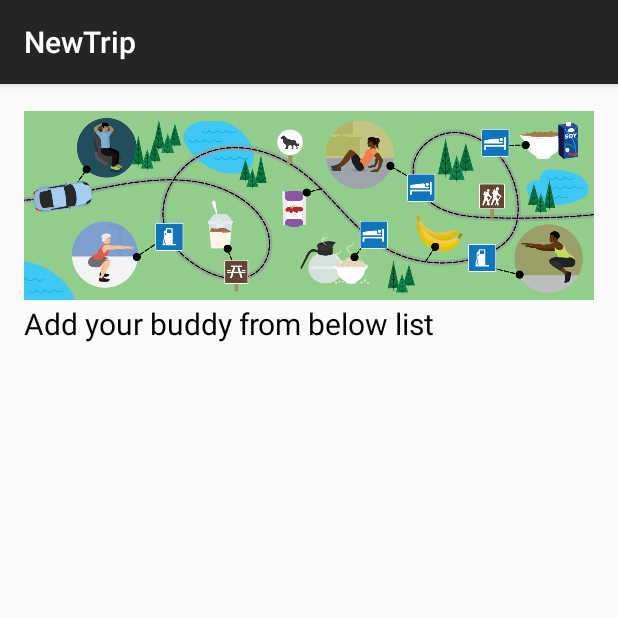
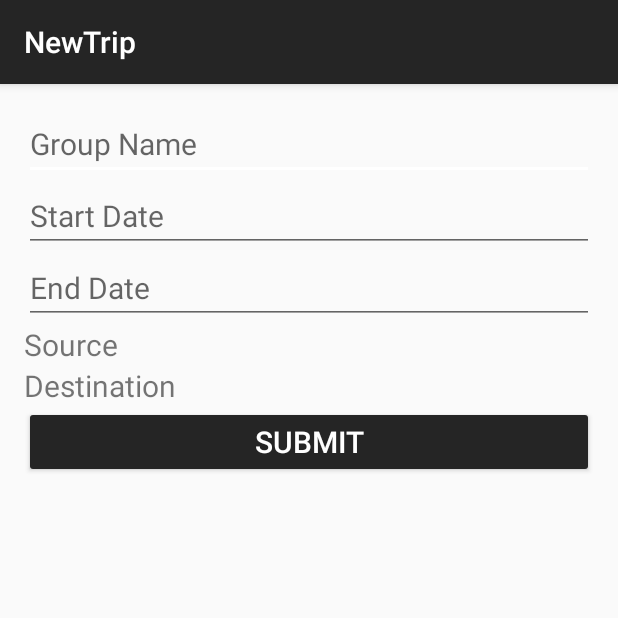
Before and after one commit to SujitDeshpande/Ghoomo, an Android app: the NewTrip screen opened directly, with no data from a screen before it, on a phone screen of 412 x 824 dp, the top half of it. Run offline under Robolectric (Android 15) with nearby library versions, the phone set to English and light mode, and no system bars.

Commit message:
added create group screen

```diff
--- a/mobile/build.gradle
+++ b/mobile/build.gradle
@@ -22,7 +22,7 @@ android {
     defaultConfig {
         applicationId "com.ghoomo.ghoomo"
         minSdkVersion 16
-        targetSdkVersion 23
+        targetSdkVersion 22
         versionCode 1
         versionName "1.0"
         // Enabling multidex support.
--- a/mobile/src/main/java/com/ghoomo/ghoomo/NewTrip.java
+++ b/mobile/src/main/java/com/ghoomo/ghoomo/NewTrip.java
@@ -1,20 +1,61 @@
 package com.ghoomo.ghoomo;
 
-import android.database.Cursor;
+import android.app.DatePickerDialog;
 import android.os.Bundle;
-import android.support.design.widget.FloatingActionButton;
-import android.support.design.widget.Snackbar;
 import android.support.v7.app.AppCompatActivity;
-import android.support.v7.widget.RecyclerView;
 import android.support.v7.widget.Toolbar;
-import android.util.Log;
 import android.view.View;
-import android.view.inputmethod.CursorAnchorInfo;
+import android.widget.DatePicker;
+import android.widget.EditText;
 
-import contact.ContactAccessor;
+import java.text.SimpleDateFormat;
+import java.util.Calendar;
+import java.util.Date;
+import java.util.Locale;
+
 import contact.ContactAccessorImpl;
 
-public class NewTrip extends AppCompatActivity {
+public class NewTrip extends AppCompatActivity implements View.OnClickListener{
+
+    private String TAG = NewTrip.class.getSimpleName();
+    private EditText mEditTextFromDate;
+    Date selectedFromDate;
+    private EditText mEditTextToDate;
+    private Calendar mSelectedFromCalendar;
+    private  DatePickerDialog.OnDateSetListener fromListener = new DatePickerDialog.OnDateSetListener() {
+
+        @Override
+        public void onDateSet(DatePicker datePicker, int year, int monthOfYear, int dayOfMonth) {
+            mSelectedFromCalendar = Calendar.getInstance();
+            mSelectedFromCalendar.set(Calendar.DAY_OF_MONTH, dayOfMonth);
+            mSelectedFromCalendar.set(Calendar.YEAR, year);
+            mSelectedFromCalendar.set(Calendar.MONTH, monthOfYear);
+
+            String myFormat = "dd-MM-yyyy"; //In which you need put here
+            SimpleDateFormat sdf = new SimpleDateFormat(myFormat, Locale.US);
+
+            String selectedFromDate = sdf.format(mSelectedFromCalendar.getTime());
+            mEditTextFromDate.setText(selectedFromDate);
+
+        }
+    };
+
+    private Calendar mSelectedToCalendar;
+    private DatePickerDialog.OnDateSetListener toListener = new DatePickerDialog.OnDateSetListener() {
+        @Override
+        public void onDateSet(DatePicker datePicker, int year, int monthOfYear, int dayOfMonth) {
+            mSelectedToCalendar = Calendar.getInstance();
+            mSelectedToCalendar.set(Calendar.DAY_OF_MONTH, dayOfMonth);
+            mSelectedToCalendar.set(Calendar.YEAR, year);
+            mSelectedToCalendar.set(Calendar.MONTH, monthOfYear);
+
+            String myFormat = "dd-MM-yyyy"; //In which you need put here
+            SimpleDateFormat sdf = new SimpleDateFormat(myFormat, Locale.US);
+
+            String selectedToDate = sdf.format(mSelectedToCalendar.getTime());
+            mEditTextToDate.setText(selectedToDate);
+        }
+    };
 
     @Override
     protected void onCreate(Bundle savedInstanceState) {
@@ -22,11 +63,62 @@ public class NewTrip extends AppCompatActivity {
         setContentView(R.layout.activity_new_trip);
         Toolbar toolbar = (Toolbar) findViewById(R.id.toolbar);
         setSupportActionBar(toolbar);
-        RecyclerView contactRecyclerView = (RecyclerView)findViewById(R.id.new_trip_rv);
         ContactAccessorImpl contactAccessor = new ContactAccessorImpl(this);
-        Cursor cursor = contactAccessor.getAllContacts();
-        Log.w("Contacts size==",cursor.getCount()+"");
+        mEditTextFromDate = (EditText)findViewById(R.id.new_trip_from_date);
+        mEditTextToDate = (EditText)findViewById(R.id.new_trip_to_date);
+        mEditTextFromDate.setOnClickListener(this);
+        mEditTextToDate.setOnClickListener(this);
+//        Cursor cursor = contactAccessor.getAllContacts();
+//        Log.w("TAG==",cursor.getCount()+"");
+//        cursor.moveToFirst();
+//        while (!cursor.isAfterLast()){
+//            Log.w(TAG,""+ cursor.getString(cursor.getColumnIndex(ContactsContract.Contacts.DISPLAY_NAME)));
+//            cursor.moveToNext();
+//        }
 
     }
 
+    @Override
+    public void onClick(View view) {
+        switch (view.getId()){
+            case R.id.new_trip_from_date:
+                showCalendar(System.currentTimeMillis(),fromListener);
+                break;
+            case R.id.new_trip_to_date:
+                showCalendar(System.currentTimeMillis(), toListener);
+                default:
+                    break;
+        }
+    }
+
+
+    /**
+     * Shows the Date picker with Month,Year and Day
+     */
+    private void showCalendar(Long timeInMillis, DatePickerDialog.OnDateSetListener listener) {
+        Calendar mCalendar = Calendar.getInstance();
+        mCalendar.setTimeInMillis(timeInMillis);
+        //get current Day,Month,Year
+        int month = mCalendar.get(Calendar.MONTH);
+        int year = mCalendar.get(Calendar.YEAR);
+        int day = mCalendar.get(Calendar.DAY_OF_MONTH);
+
+        // Set the calendar for minimum age required
+        mCalendar.set(Calendar.YEAR, year);
+
+        //Start Date picker with respective current date
+        DatePickerDialog datePickerDialog =
+                new DatePickerDialog(this, android.R.style.Theme_DeviceDefault_Dialog, listener, year, month, day);
+        datePickerDialog.getDatePicker().setMinDate(timeInMillis);
+        datePickerDialog.show();
+    }
+
+//
+//
+//        if(mSelectedFromCalendar.getTimeInMillis()<mSelectedToCalendar.getTimeInMillis()){
+//
+//        }
+
+
+
 }
--- /dev/null
+++ b/mobile/src/main/res/drawable/repeat_background.xml
@@ -0,0 +1,4 @@
+<?xml version="1.0" encoding="utf-8"?>
+<bitmap xmlns:android="http://schemas.android.com/apk/res/android"
+    android:src="@drawable/trip_header"
+    android:tileMode="repeat" />
--- a/mobile/src/main/res/layout/content_new_trip.xml
+++ b/mobile/src/main/res/layout/content_new_trip.xml
@@ -13,22 +13,58 @@
     tools:showIn="@layout/activity_new_trip"
     android:orientation="vertical">
 
-    <ImageView
+    <EditText
+        android:id="@+id/new_trip_grp_name"
         android:layout_width="match_parent"
-        android:layout_height="@dimen/trip_header_image_size"
-        android:src="@drawable/trip_header"/>
+        android:layout_height="wrap_content"
+        android:hint="@string/group_name"
+        android:textSize="@dimen/text_size_small"
+        android:singleLine="true"/>
+
+    <EditText
+        android:id="@+id/new_trip_from_date"
+        android:layout_width="match_parent"
+        android:layout_height="wrap_content"
+        android:hint="@string/start_date"
+        android:textSize="@dimen/text_size_small"
+        android:focusable="false"/>
+
+    <EditText
+        android:id="@+id/new_trip_to_date"
+        android:layout_width="match_parent"
+        android:layout_height="wrap_content"
+        android:hint="@string/end_date"
+        android:textSize="@dimen/text_size_small"
+        android:focusable="false"/>
 
     <TextView
+        android:id="@+id/new_trip_source"
         android:layout_width="match_parent"
         android:layout_height="wrap_content"
         android:textSize="@dimen/text_size_small"
-        android:text="@string/add_buddy"
-        android:textColor="@android:color/black"
+        android:text="Source"
+        android:focusable="false"
         />
 
-    <android.support.v7.widget.RecyclerView
-        android:id="@+id/new_trip_rv"
+    <TextView
+        android:id="@+id/new_trip_destination"
         android:layout_width="match_parent"
-        android:layout_height="match_parent">
-    </android.support.v7.widget.RecyclerView>
+        android:layout_height="wrap_content"
+        android:textSize="@dimen/text_size_small"
+        android:text="Destination"
+        android:focusable="false"
+        />
+
+    <Button
+        android:id="@+id/new_trip_submit"
+        android:layout_width="match_parent"
+        android:layout_height="wrap_content"
+        android:text="@string/submit"
+        android:textColor="@color/color_white"
+        android:textSize="@dimen/text_size_small"/>
+    <!--<android.support.v7.widget.RecyclerView-->
+        <!--android:id="@+id/new_trip_rv"-->
+        <!--android:layout_width="match_parent"-->
+        <!--android:layout_height="match_parent">-->
+    <!--</android.support.v7.widget.RecyclerView>-->
 </LinearLayout>
--- a/mobile/src/main/res/values/dimens.xml
+++ b/mobile/src/main/res/values/dimens.xml
@@ -9,9 +9,9 @@
     <dimen name="trip_header_image_size">130dp</dimen>
 
 
-    <dimen name="text_size_big">40dp</dimen>
-    <dimen name="text_size_medium">30dp</dimen>
-    <dimen name="text_size_small">20dp</dimen>
-    <dimen name="text_size_smallest">12dp</dimen>
+    <dimen name="text_size_big">40sp</dimen>
+    <dimen name="text_size_medium">30sp</dimen>
+    <dimen name="text_size_small">20sp</dimen>
+    <dimen name="text_size_smallest">12sp</dimen>
 
 </resources>
--- a/mobile/src/main/res/values/strings.xml
+++ b/mobile/src/main/res/values/strings.xml
@@ -23,4 +23,8 @@
     <string name="title_activity_create_new_trip">CreateNewTripActivity</string>
 
     <string name="add_buddy">Add your buddy from below list</string>
+    <string name="group_name">Group Name</string>
+    <string name="start_date">Start Date</string>
+    <string name="end_date">End Date</string>
+    <string name="submit">Submit</string>
 </resources>
--- a/mobile/src/main/res/values/styles.xml
+++ b/mobile/src/main/res/values/styles.xml
@@ -45,4 +45,6 @@
 
     <style name="Theme.GhoomoTheme.PopupOverlay" parent="ThemeOverlay.AppCompat.Light" />
 
+
+
 </resources>
```
Also changed, not shown: mobile/src/main/java/com/ghoomo/ghoomo/util/UtilMethods.java (added, +14 -0 lines), mobile/src/main/res/layout/activity_splash.xml (+3 -10 lines).
